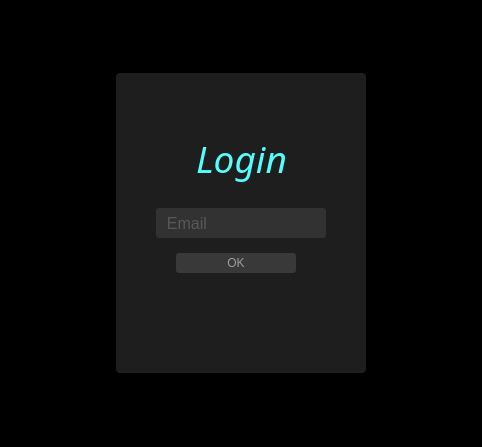
First picture: the form in Github - Vrau/gui-pyqt5/screens versions/old/loginWindow02.ui, repository gabrielmusskopf/TC, before the edit.
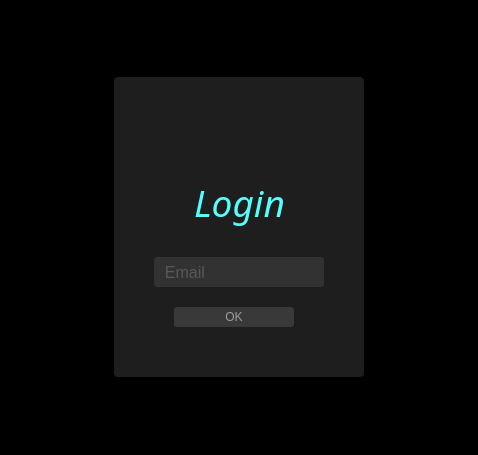
Second picture: the form after the edit.

```diff
--- a/Github - Vrau/gui-pyqt5/screens versions/old/loginWindow02.ui
+++ b/Github - Vrau/gui-pyqt5/screens versions/old/loginWindow02.ui
@@ -9,8 +9,8 @@
    <rect>
     <x>0</x>
     <y>0</y>
-    <width>482</width>
-    <height>447</height>
+    <width>478</width>
+    <height>455</height>
    </rect>
   </property>
   <property name="maximumSize">
@@ -73,7 +73,7 @@
           <property name="geometry">
            <rect>
             <x>40</x>
-            <y>135</y>
+            <y>180</y>
             <width>170</width>
             <height>30</height>
            </rect>
@@ -105,7 +105,7 @@
           <property name="geometry">
            <rect>
             <x>60</x>
-            <y>180</y>
+            <y>230</y>
             <width>120</width>
             <height>20</height>
            </rect>
@@ -137,7 +137,7 @@
           <property name="geometry">
            <rect>
             <x>60</x>
-            <y>60</y>
+            <y>100</y>
             <width>131</width>
             <height>51</height>
            </rect>
@@ -159,6 +159,19 @@
            <set>Qt::AlignCenter</set>
           </property>
          </widget>
+         <widget class="QLabel" name="loginLabel_2">
+          <property name="geometry">
+           <rect>
+            <x>20</x>
+            <y>10</y>
+            <width>211</width>
+            <height>91</height>
+           </rect>
+          </property>
+          <property name="text">
+           <string/>
+          </property>
+         </widget>
         </widget>
        </item>
       </layout>
```
Left out of the diff: 2 changed lines with no effect on the pictures.
